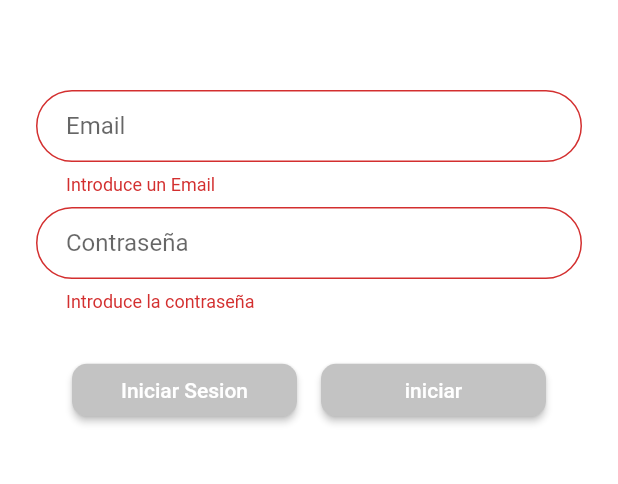
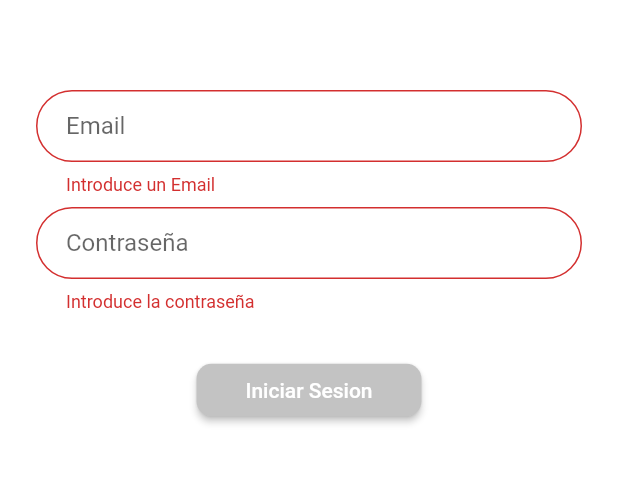
Before and after one commit to tito1984/ReizGardenApp, a Flutter app: the screen it shows after launch, after a tap on "Iniciar Sesion", on a phone screen of 412 x 824 dp, the part 600-1084 px from its top. Run offline on Flutter 3.47's test engine with Material 2 defaults, Android fonts, the phone set to English and light mode, and no system bars; our stand-ins replace firebase_auth, firebase_database, shared_preferences; accounts and stored records are empty.

Commit message:
Update 1.1.1

```diff
--- a/lib/ui/sign_in.dart
+++ b/lib/ui/sign_in.dart
@@ -24,12 +24,10 @@ class _SignInState extends State<SignIn> {
   void initState() {
     super.initState();
     readData();
-    print(_email);
   }
 
   @override
   Widget build(BuildContext context) {
-    print(_password);
     final logo = Hero(
       tag: 'hero',
       child: CircleAvatar(
@@ -93,29 +91,6 @@ class _SignInState extends State<SignIn> {
       ),
     );
 
-    final button = Padding(
-      padding: EdgeInsets.symmetric( horizontal: 8.0),
-      child: ButtonTheme(
-        minWidth: 150.0,
-        height: 35.0,
-        child: RaisedButton(
-          shape: new RoundedRectangleBorder(
-              borderRadius: BorderRadius.circular(10.0)),
-          onPressed: () {
-            setState(() {
-              readData();
-            });
-            print(_password);
-          },
-          color: Color.fromRGBO(195, 195, 195, 1.0),
-          child: Text(
-            'iniciar',
-            style: TextStyle(color: Colors.white),
-          ),
-        ),
-      ),
-    );
-
     return MaterialApp(
       home: Scaffold(
         backgroundColor: Colors.white,
@@ -137,7 +112,6 @@ class _SignInState extends State<SignIn> {
                   mainAxisAlignment: MainAxisAlignment.center,
                   children: <Widget>[
                     loginButton,
-                    button
                   ],
                 ),
               ],
@@ -169,7 +143,6 @@ class _SignInState extends State<SignIn> {
 
         //TODO: Navigate to home
       } catch(e) {
-        print(e.code);
         if (e.code == 'ERROR_WRONG_PASSWORD') {
           _signInAlert(context, 'Password incorrecto');
         } else if (e.code == 'ERROR_INVALID_EMAIL') {
```
